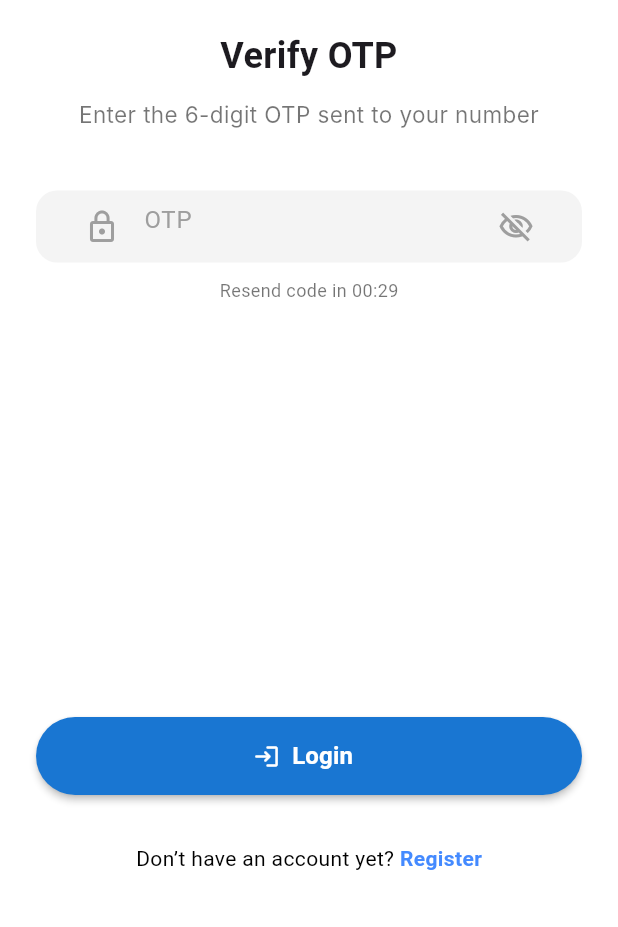
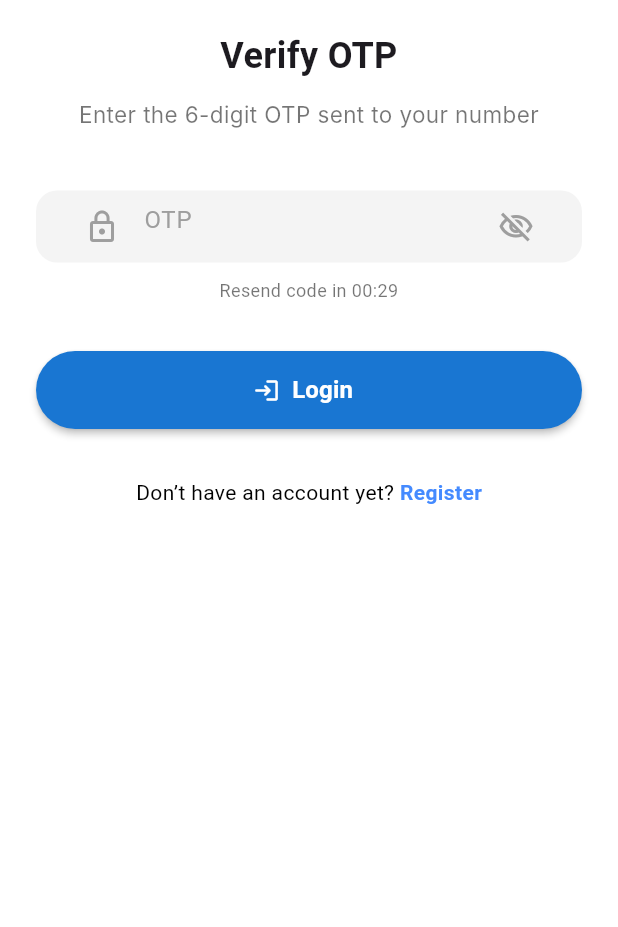
Before and after one commit to amitkanjariya/cash-in-out, a Flutter app: the OTPScreen screen opened directly with empty values, on a phone screen of 412 x 824 dp, the part 309-1236 px from its top. Run offline on Flutter 3.47's test engine with Material 3 defaults, Android fonts, the phone set to English and light mode, and no system bars; Roboto replaces fonts that are missing (Inter, Poppins).

Commit message:
Pixel Problem Solved

```diff
--- a/lib/main.dart
+++ b/lib/main.dart
@@ -1,5 +1,6 @@
 import 'package:flutter/material.dart';
 import 'screens/homepage.dart';
+import 'screens/login_screen.dart';
 
 void main() {
   runApp(const MyApp());
@@ -13,7 +14,8 @@ class MyApp extends StatelessWidget {
     return MaterialApp(
       title: 'Cash In-Out',
       debugShowCheckedModeBanner: false,
-      home: const HomePage(),
+      // home: const HomePage(),
+      home: const LoginScreen(),
     );
   }
 }
--- a/lib/screens/otp_screen.dart
+++ b/lib/screens/otp_screen.dart
@@ -106,16 +106,14 @@ class _OTPScreenState extends State<OTPScreen> {
 
   @override
   Widget build(BuildContext context) {
-    final height = MediaQuery.of(context).size.height;
-
     return Scaffold(
       backgroundColor: Colors.white,
+      resizeToAvoidBottomInset: true,
       body: SafeArea(
-        child: SizedBox(
-          height: height,
-          child: Padding(
+        child: SingleChildScrollView(
           padding: const EdgeInsets.symmetric(horizontal: 24, vertical: 36),
           child: Column(
+            crossAxisAlignment: CrossAxisAlignment.stretch,
             children: [
               const SizedBox(height: 40),
 
@@ -123,8 +121,7 @@ class _OTPScreenState extends State<OTPScreen> {
               Image.asset(
                 'assets/images/logo1.png',
                 height: 130,
-                  errorBuilder:
-                      (context, error, stackTrace) =>
+                errorBuilder: (context, error, stackTrace) =>
                     const SizedBox(height: 130),
               ),
 
@@ -220,9 +217,10 @@ class _OTPScreenState extends State<OTPScreen> {
                         fontSize: 12,
                         color: Colors.black54,
                       ),
+                      textAlign: TextAlign.center,
                     ),
 
-                const Spacer(),
+              const SizedBox(height: 32),
 
               // Login Button
               SizedBox(
@@ -261,7 +259,7 @@ class _OTPScreenState extends State<OTPScreen> {
                   ),
                   GestureDetector(
                     onTap: () {
-                        Navigator.pop(context); // or push to register
+                      Navigator.pop(context);
                     },
                     child: const Text(
                       "Register",
@@ -273,8 +271,9 @@ class _OTPScreenState extends State<OTPScreen> {
                   ),
                 ],
               ),
+
+              const SizedBox(height: 32),
             ],
-            ),
           ),
         ),
       ),
```
Also changed, not shown: lib/screens/register_screen.dart (+7 -7 lines). Lines whose indentation alone changed are shown as unchanged.
